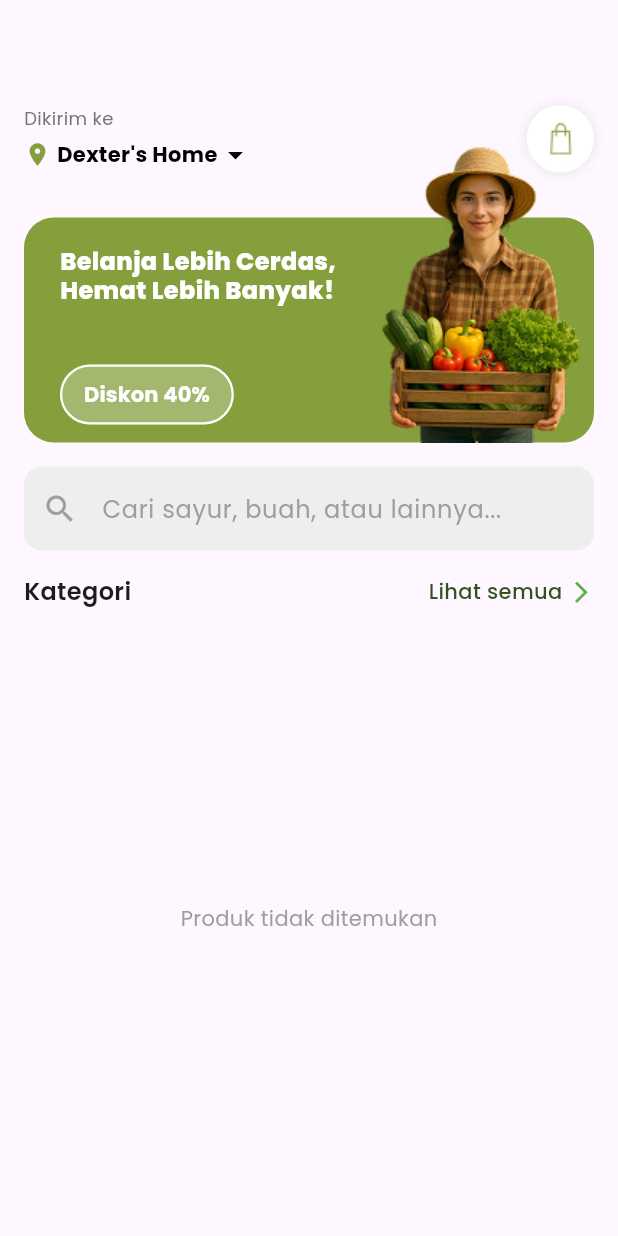
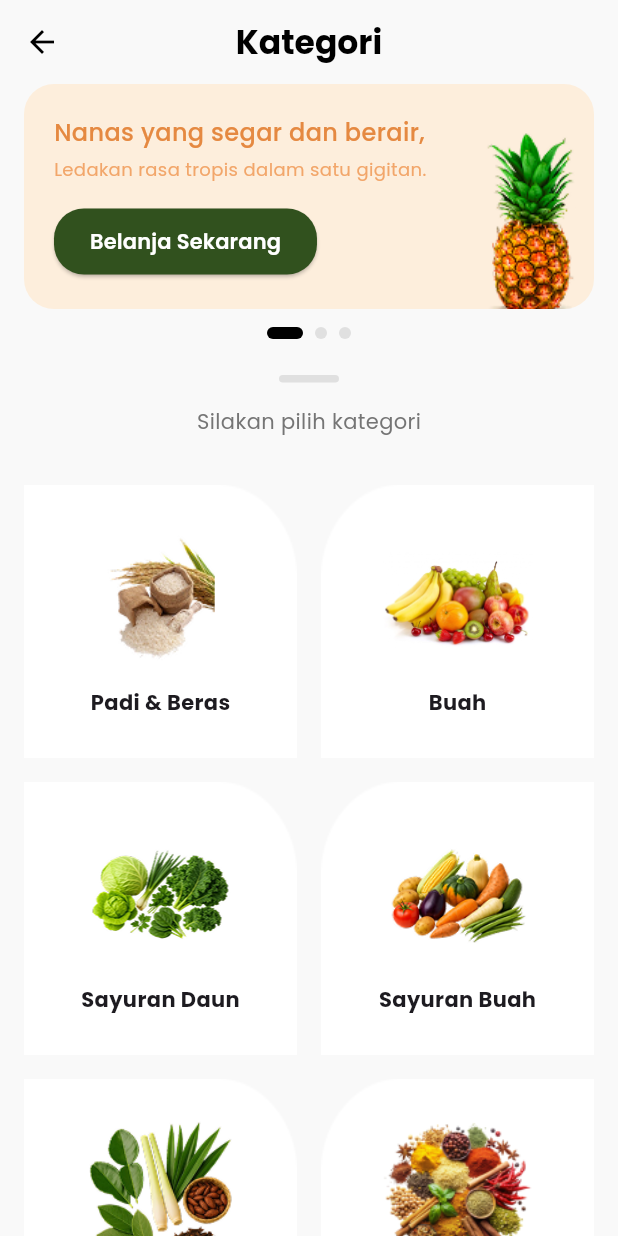
Before and after one commit to payengg/flutter, a Flutter app: the DashboardPages widget shown alone on an empty page, opened directly with empty values, after a tap on "Lihat semua", on a phone screen of 412 x 824 dp. Run offline on Flutter 3.47's test engine with Material 3 defaults, Android fonts, the phone set to English and light mode, and no system bars; our stand-ins replace country_picker, flutter_dotenv, google_fonts; network calls fail.

Commit message:
Simpan perubahan sebelum pull

```diff
--- a/lib/config/api.dart
+++ b/lib/config/api.dart
@@ -1 +1 @@
-const String baseUrl = 'http://192.168.196.219/terraserve-backend/public/api';
+const String baseUrl = 'http://192.168.110.30/terraserve-backend/public/api';
--- /dev/null
+++ b/lib/pages/all_categories_page.dart
@@ -0,0 +1,289 @@
+import 'package:flutter/material.dart';
+import 'package:google_fonts/google_fonts.dart';
+
+// --- DATA DUMMY UNTUK HALAMAN INI ---
+final List<Map<String, String>> dummyAllCategories = [
+  {'name': 'Padi & Beras', 'image': 'assets/images/beras_kategori.png'},
+  {'name': 'Buah', 'image': 'assets/images/buah_kategori.png'},
+  {'name': 'Sayuran Daun', 'image': 'assets/images/sayuran_daun.png'},
+  {'name': 'Sayuran Buah', 'image': 'assets/images/sayuran_buah.png'},
+  {'name': 'Daun Aromatik', 'image': 'assets/images/daun_aromatik.png'},
+  {'name': 'Rempah', 'image': 'assets/images/rempah_kategori.png'},
+  {'name': 'Umbi & Kacang', 'image': 'assets/images/umbi_kacang_kategori.png'},
+  {'name': 'Cabai', 'image': 'assets/images/cabai_kategori.png'},
+  {'name': 'Bawang', 'image': 'assets/images/bawang_kategori.png'},
+  {'name': 'Kopi', 'image': 'assets/images/kopi_kategori.png'},
+];
+// --- END DATA DUMMY ---
+
+class AllCategoriesPage extends StatefulWidget {
+  const AllCategoriesPage({super.key});
+
+  @override
+  State<AllCategoriesPage> createState() => _AllCategoriesPageState();
+}
+
+class _AllCategoriesPageState extends State<AllCategoriesPage> {
+  final PageController _pageController = PageController();
+  int _currentPage = 0;
+
+  final List<Widget> _promoBanners = [
+    _buildSinglePromoBanner(),
+    _buildSinglePromoBanner(), // Contoh banner ke-2
+    _buildSinglePromoBanner(), // Contoh banner ke-3
+  ];
+
+  @override
+  void initState() {
+    super.initState();
+    _pageController.addListener(() {
+      if (_pageController.hasClients && _pageController.page != null) {
+        setState(() {
+          _currentPage = _pageController.page!.round();
+        });
+      }
+    });
+  }
+
+  @override
+  void dispose() {
+    _pageController.dispose();
+    super.dispose();
+  }
+
+
+  @override
+  Widget build(BuildContext context) {
+    return Scaffold(
+      backgroundColor: const Color(0xFFF9F9F9),
+      appBar: AppBar(
+        backgroundColor: const Color(0xFFF9F9F9),
+        elevation: 0,
+        leading: IconButton(
+          icon: const Icon(Icons.arrow_back, color: Colors.black),
+          onPressed: () => Navigator.of(context).pop(),
+        ),
+        title: Text(
+          'Kategori',
+          style: GoogleFonts.poppins(
+            color: Colors.black,
+            fontWeight: FontWeight.bold,
+          ),
+        ),
+        centerTitle: true,
+      ),
+      body: SingleChildScrollView(
+        child: Column(
+          children: [
+            _buildPromoSlider(),
+            const SizedBox(height: 24),
+            _buildHandle(),
+            const SizedBox(height: 16),
+            Text(
+              'Silakan pilih kategori',
+              style: GoogleFonts.poppins(color: Colors.grey[600]),
+            ),
+            const SizedBox(height: 16),
+            _buildCategoryGrid(),
+          ],
+        ),
+      ),
+    );
+  }
+
+  Widget _buildPromoSlider() {
+    return Column(
+      children: [
+        SizedBox(
+          height: 150, // Tinggi area banner disesuaikan
+          child: PageView.builder(
+            controller: _pageController,
+            itemCount: _promoBanners.length,
+            itemBuilder: (context, index) {
+              return _promoBanners[index];
+            },
+          ),
+        ),
+        const SizedBox(height: 12),
+        Row(
+          mainAxisAlignment: MainAxisAlignment.center,
+          children: List.generate(_promoBanners.length, (index) {
+            return AnimatedContainer(
+              duration: const Duration(milliseconds: 300),
+              margin: const EdgeInsets.symmetric(horizontal: 4),
+              height: 8,
+              width: _currentPage == index ? 24 : 8,
+              decoration: BoxDecoration(
+                color: _currentPage == index ? Colors.black : Colors.grey[300],
+                borderRadius: BorderRadius.circular(10),
+              ),
+            );
+          }),
+        ),
+      ],
+    );
+  }
+
+  static Widget _buildSinglePromoBanner() {
+    return Padding(
+      padding: const EdgeInsets.symmetric(horizontal: 16.0),
+      child: Container(
+        decoration: BoxDecoration(
+          color: const Color(0xFFFDEEDC), // Warna peach
+          borderRadius: BorderRadius.circular(20),
+        ),
+        child: Stack(
+          children: [
+            // Konten Teks dan Tombol
+            Positioned.fill(
+              child: Padding(
+                padding: const EdgeInsets.all(20),
+                child: Column(
+                  crossAxisAlignment: CrossAxisAlignment.start,
+                  mainAxisAlignment: MainAxisAlignment.center,
+                  children: [
+                    Text(
+                      'Nanas yang segar dan berair,',
+                      style: GoogleFonts.poppins(
+                        fontWeight: FontWeight.w500,
+                        fontSize: 16,
+                        color: const Color(0xFFE58941), // Warna oranye tua
+                      ),
+                    ),
+                    const SizedBox(height: 4),
+                    Text(
+                      'Ledakan rasa tropis dalam satu gigitan.',
+                      style: GoogleFonts.poppins(
+                        fontSize: 12,
+                        color: const Color(0xFFF2A66A), // Warna oranye muda
+                      ),
+                    ),
+                    const SizedBox(height: 16),
+                    ElevatedButton(
+                      onPressed: () {},
+                      style: ElevatedButton.styleFrom(
+                        backgroundColor: const Color(0xFF31511E), // Warna hijau tua
+                        foregroundColor: Colors.white,
+                        shape: RoundedRectangleBorder(
+                          borderRadius: BorderRadius.circular(20),
+                        ),
+                        padding: const EdgeInsets.symmetric(vertical: 12, horizontal: 24),
+                      ),
+                      child: Text(
+                        'Belanja Sekarang',
+                        style: GoogleFonts.poppins(
+                          fontWeight: FontWeight.w600,
+                        ),
+                      ),
+                    ),
+                  ],
+                ),
+              ),
+            ),
+            // Gambar Nanas
+            Positioned(
+              right: -20,
+              bottom: -10,
+              child: Image.asset(
+                'assets/images/nanas_banner.png',
+                height: 140,
+              ),
+            ),
+          ],
+        ),
+      ),
+    );
+  }
+
+  Widget _buildHandle() {
+    return Container(
+      width: 40,
+      height: 5,
+      decoration: BoxDecoration(
+        color: Colors.grey[300],
+        borderRadius: BorderRadius.circular(10),
+      ),
+    );
+  }
+
+  Widget _buildCategoryGrid() {
+    return GridView.builder(
+      padding: const EdgeInsets.all(16),
+      shrinkWrap: true,
+      physics: const NeverScrollableScrollPhysics(),
+      itemCount: dummyAllCategories.length,
+      gridDelegate: const SliverGridDelegateWithFixedCrossAxisCount(
+        crossAxisCount: 2,
+        crossAxisSpacing: 16,
+        mainAxisSpacing: 16,
+        childAspectRatio: 1.0,
+      ),
+      itemBuilder: (context, index) {
+        return _buildCategoryCard(
+          dummyAllCategories[index]['name']!,
+          dummyAllCategories[index]['image']!,
+          index,
+        );
+      },
+    );
+  }
+
+  Widget _buildCategoryCard(String name, String imagePath, int index) {
+    final bool isLeftCard = index % 2 == 0;
+
+    final String backgroundImage = isLeftCard
+        ? 'assets/images/background_categories_left.png'
+        : 'assets/images/background_categories_right.png';
+
+    return InkWell(
+      onTap: () {
+        print('$name category clicked');
+      },
+      customBorder: RoundedRectangleBorder(
+        borderRadius: isLeftCard
+          ? const BorderRadius.only(
+              topLeft: Radius.circular(20.0),
+              bottomRight: Radius.circular(20.0),
+            )
+          : const BorderRadius.only(
+              topRight: Radius.circular(20.0),
+              bottomLeft: Radius.circular(20.0),
+            ),
+      ),
+      child: Stack(
+        children: [
+          Positioned.fill(
+            child: Image.asset(
+              backgroundImage,
+              fit: BoxFit.fill,
+            ),
+          ),
+          // ✅ PERUBAHAN: Membungkus Column dengan Center
+          Center(
+            child: Column(
+              mainAxisAlignment: MainAxisAlignment.center,
+              children: [
+                SizedBox(
+                  height: 100,
+                  width: 100,
+                  child: Image.asset(
+                    imagePath,
+                    fit: BoxFit.contain,
+                    errorBuilder: (context, error, stackTrace) => const Icon(Icons.error),
+                  ),
+                ),
+                Padding(
+                  padding: const EdgeInsets.only(top: 8.0),
+                  child: Text(
+                    name,
+                    style: GoogleFonts.poppins(fontWeight: FontWeight.bold),
+                  ),
+                ),
+              ],
+            ),
+          ),
+        ],
+      ),
+    );
+  }
+}
--- a/lib/pages/dashboard_pages.dart
+++ b/lib/pages/dashboard_pages.dart
@@ -4,6 +4,9 @@ import 'package:terraserve_app/pages/models/product_category_model.dart';
 import 'package:terraserve_app/pages/models/product_model.dart';
 import 'package:terraserve_app/pages/services/product_category_service.dart';
 import 'package:terraserve_app/pages/services/product_service.dart';
+// ✅ PERUBAHAN: Mengimpor halaman all_categories_page
+import 'package:terraserve_app/pages/all_categories_page.dart';
+
 
 class DashboardPages extends StatefulWidget {
   final Map<String, dynamic> user;
@@ -272,7 +275,13 @@ class _DashboardPagesState extends State<DashboardPages> {
                 ),
               ),
               InkWell(
-                onTap: () {},
+                // ✅ PERUBAHAN: Menambahkan navigasi ke halaman AllCategoriesPage
+                onTap: () {
+                  Navigator.push(
+                    context,
+                    MaterialPageRoute(builder: (context) => const AllCategoriesPage()),
+                  );
+                },
                 child: Row(
                   children: [
                     Text(
```
Also changed, not shown: lib/pages/main_page.dart (+64 -126 lines), assets/images/background_categories_left.png (added), assets/images/background_categories_right.png (added), assets/images/bawang_kategori.png (added), assets/images/beras_kategori.png (added), assets/images/buah_kategori.png (added), assets/images/cabai_kategori.png (added), assets/images/daun_aromatik.png (added), assets/images/kopi_kategori.png (added), assets/images/nanas_banner.png (added), assets/images/rectangle_kategori.png (added), assets/images/rempah_kategori.png (added), assets/images/sayuran_buah.png (added), assets/images/sayuran_daun.png (added), 1 more files.
